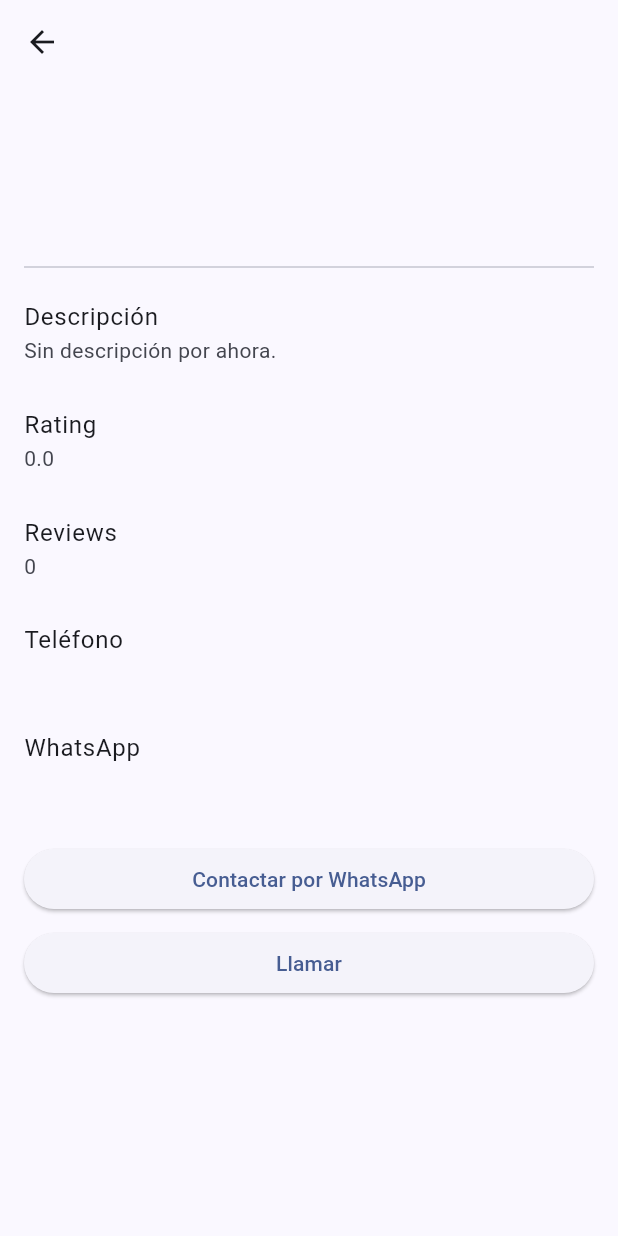
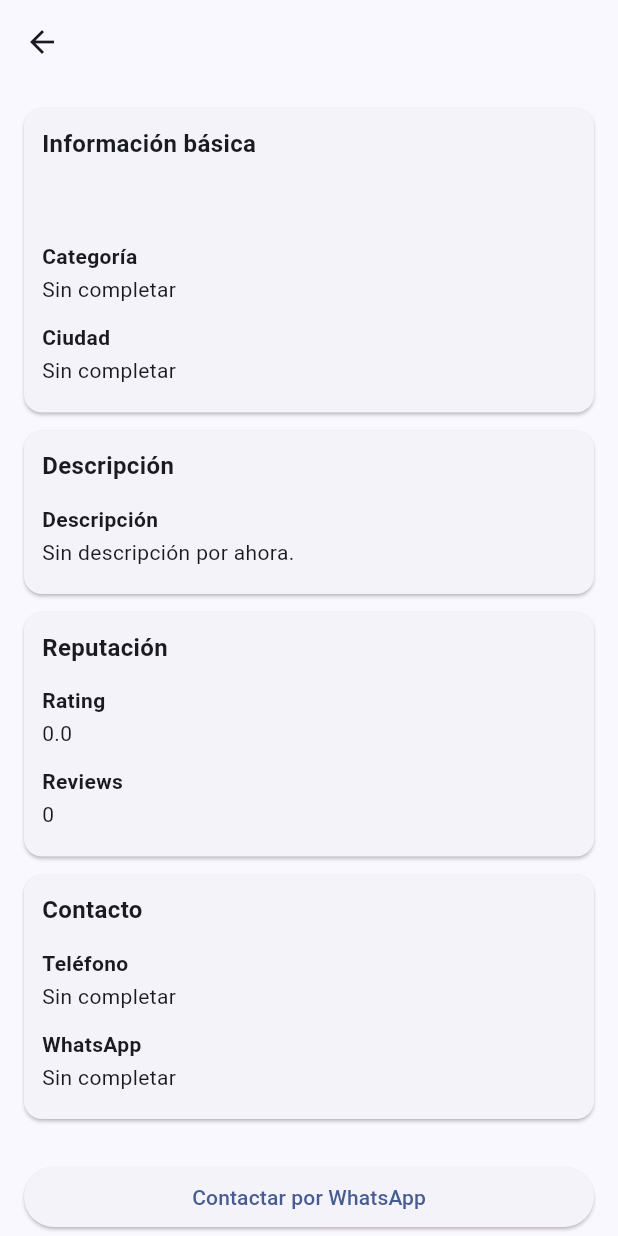
Before and after one commit to Nemsauce/app_profesionales, a Flutter app: the ProfessionalDetailScreen screen opened directly with empty values, on a phone screen of 412 x 824 dp. Run offline on Flutter 3.47's test engine with Material 3 defaults, Android fonts, the light colour scheme and no system bars; our stand-ins replace cloud_firestore, firebase_auth, firebase_core; accounts and stored records are empty.

Commit message:
Improve professional detail screen

```diff
--- a/lib/screens/professional_detail_screen.dart
+++ b/lib/screens/professional_detail_screen.dart
@@ -57,6 +57,45 @@ class _ProfessionalDetailScreenState extends State<ProfessionalDetailScreen> {
     }
   }
 
+  Widget _buildSection({
+    required String title,
+    required List<Widget> children,
+  }) {
+    return Card(
+      margin: const EdgeInsets.only(bottom: 12),
+      child: Padding(
+        padding: const EdgeInsets.all(12),
+        child: Column(
+          crossAxisAlignment: CrossAxisAlignment.stretch,
+          children: [
+            Text(
+              title,
+              style: const TextStyle(fontSize: 16, fontWeight: FontWeight.bold),
+            ),
+            const SizedBox(height: 8),
+            ...children,
+          ],
+        ),
+      ),
+    );
+  }
+
+  Widget _buildInfoRow(String label, String value) {
+    final displayValue = value.trim().isEmpty ? 'Sin completar' : value.trim();
+
+    return Padding(
+      padding: const EdgeInsets.symmetric(vertical: 6),
+      child: Column(
+        crossAxisAlignment: CrossAxisAlignment.start,
+        children: [
+          Text(label, style: const TextStyle(fontWeight: FontWeight.bold)),
+          const SizedBox(height: 2),
+          Text(displayValue),
+        ],
+      ),
+    );
+  }
+
   @override
   Widget build(BuildContext context) {
     final professional = widget.professional;
@@ -69,39 +108,35 @@ class _ProfessionalDetailScreenState extends State<ProfessionalDetailScreen> {
       body: ListView(
         padding: const EdgeInsets.all(16),
         children: [
-          Text(
-            professional.name,
-            style: Theme.of(context).textTheme.headlineSmall,
+          _buildSection(
+            title: 'Información básica',
+            children: [
+              Text(
+                professional.name,
+                style: Theme.of(context).textTheme.headlineSmall,
+              ),
+              const SizedBox(height: 8),
+              _buildInfoRow('Categoría', professional.category),
+              _buildInfoRow('Ciudad', professional.city),
+            ],
           ),
-          const SizedBox(height: 8),
-          Text(professional.category),
-          Text(professional.city),
-          const SizedBox(height: 16),
-          const Divider(),
-          ListTile(
-            contentPadding: EdgeInsets.zero,
-            title: const Text('Descripción'),
-            subtitle: Text(description),
+          _buildSection(
+            title: 'Descripción',
+            children: [_buildInfoRow('Descripción', description)],
           ),
-          ListTile(
-            contentPadding: EdgeInsets.zero,
-            title: const Text('Rating'),
-            subtitle: Text(professional.rating.toStringAsFixed(1)),
+          _buildSection(
+            title: 'Reputación',
+            children: [
+              _buildInfoRow('Rating', professional.rating.toStringAsFixed(1)),
+              _buildInfoRow('Reviews', professional.reviewCount.toString()),
+            ],
           ),
-          ListTile(
-            contentPadding: EdgeInsets.zero,
-            title: const Text('Reviews'),
-            subtitle: Text(professional.reviewCount.toString()),
-          ),
-          ListTile(
-            contentPadding: EdgeInsets.zero,
-            title: const Text('Teléfono'),
-            subtitle: Text(professional.phoneNumber),
-          ),
-          ListTile(
-            contentPadding: EdgeInsets.zero,
-            title: const Text('WhatsApp'),
-            subtitle: Text(professional.whatsappNumber),
+          _buildSection(
+            title: 'Contacto',
+            children: [
+              _buildInfoRow('Teléfono', professional.phoneNumber),
+              _buildInfoRow('WhatsApp', professional.whatsappNumber),
+            ],
           ),
           const SizedBox(height: 16),
           ElevatedButton(
```
